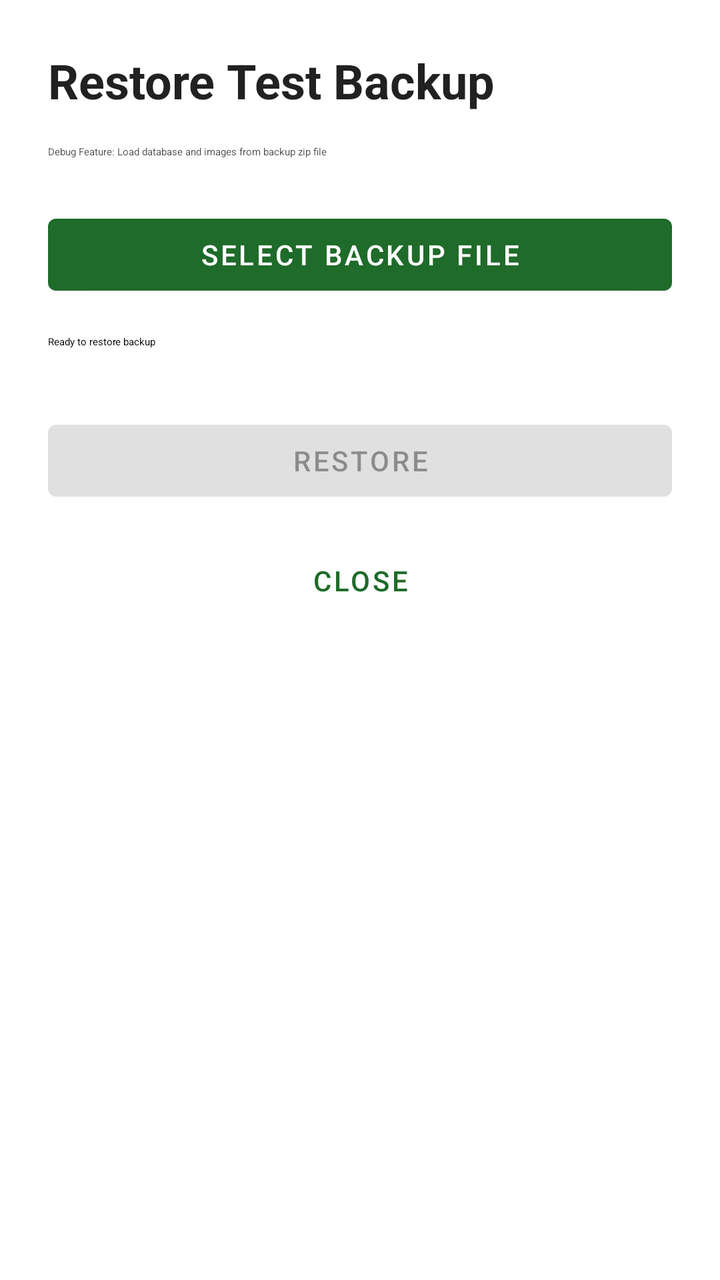
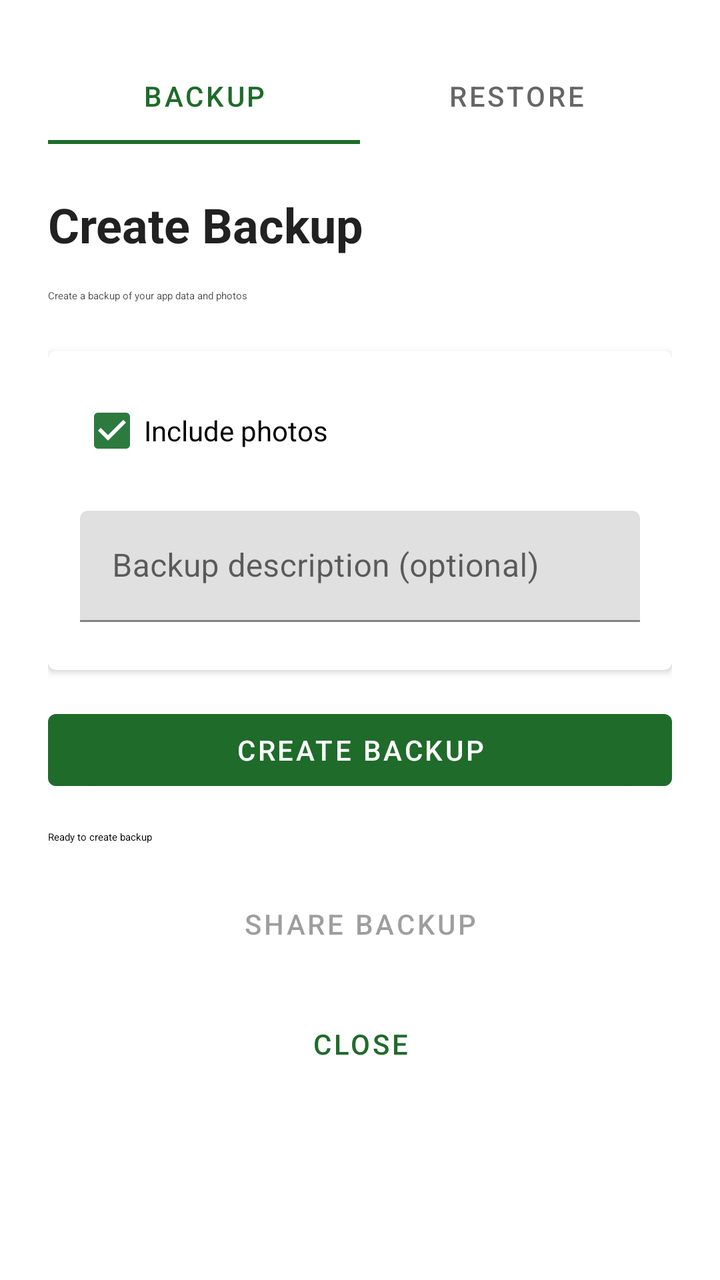

Two renders of the same Android screen: before a commit and after it. Below are the layout's source before the change and the commit's diff.
<!-- AndroidManifest.xml: application theme Theme.PEVPlugShare -->
<!-- res/layout/fragment_backup_restore.xml -->
<?xml version="1.0" encoding="utf-8"?>
<LinearLayout xmlns:android="http://schemas.android.com/apk/res/android"
    xmlns:app="http://schemas.android.com/apk/res-auto"
    android:layout_width="match_parent"
    android:layout_height="match_parent"
    android:orientation="vertical"
    android:padding="24dp">

    <TextView
        android:layout_width="match_parent"
        android:layout_height="wrap_content"
        android:text="Restore Test Backup"
        android:textAppearance="?attr/textAppearanceHeadline5"
        android:textStyle="bold"
        android:layout_marginBottom="16dp" />

    <TextView
        android:layout_width="match_parent"
        android:layout_height="wrap_content"
        android:text="Debug Feature: Load database and images from backup zip file"
        android:textAppearance="?attr/textAppearanceBodySmall"
        android:alpha="0.7"
        android:layout_marginBottom="24dp" />

    <Button
        android:id="@+id/selectFileButton"
        style="@style/Widget.MaterialComponents.Button"
        android:layout_width="match_parent"
        android:layout_height="wrap_content"
        android:text="Select Backup File"
        android:icon="@android:drawable/ic_menu_add"
        android:layout_marginBottom="16dp" />

    <ProgressBar
        android:id="@+id/progressBar"
        style="?android:attr/progressBarStyleHorizontal"
        android:layout_width="match_parent"
        android:layout_height="wrap_content"
        android:layout_marginBottom="16dp"
        android:visibility="gone"
        android:progress="0" />

    <TextView
        android:id="@+id/statusText"
        android:layout_width="match_parent"
        android:layout_height="wrap_content"
        android:text="Ready to restore backup"
        android:textAppearance="?attr/textAppearanceBodyMedium"
        android:layout_marginBottom="16dp" />

    <com.google.android.material.card.MaterialCardView
        android:layout_width="match_parent"
        android:layout_height="wrap_content"
        android:layout_marginBottom="16dp"
        app:cardElevation="2dp">

        <TextView
            android:id="@+id/infoText"
            android:layout_width="match_parent"
            android:layout_height="wrap_content"
            android:padding="16dp"
            android:textAppearance="?attr/textAppearanceBodySmall"
            android:fontFamily="monospace"
            android:visibility="gone" />
    </com.google.android.material.card.MaterialCardView>

    <Button
        android:id="@+id/restoreButton"
        style="@style/Widget.MaterialComponents.Button"
        android:layout_width="match_parent"
        android:layout_height="wrap_content"
        android:text="Restore"
        android:enabled="false"
        android:layout_marginBottom="12dp" />

    <Button
        android:id="@+id/closeButton"
        android:layout_width="match_parent"
        android:layout_height="wrap_content"
        android:text="Close"
        style="?attr/borderlessButtonStyle" />

</LinearLayout>
<!-- resources referenced by this layout -->
<resources>
  <style name="Theme.PEVPlugShare" parent="Theme.MaterialComponents.Light.NoActionBar">
          <item name="colorPrimary">@color/md_theme_primary</item>
          <item name="colorSecondary">@color/md_theme_secondary</item>
          <item name="colorError">@color/md_theme_error</item>
      </style>
  <color name="md_theme_primary">#1f6b2a</color>
  <color name="md_theme_secondary">#2d7a3f</color>
  <color name="md_theme_error">#c00000</color>
</resources>

<!-- the commit's change to res/layout/fragment_backup_restore.xml (unified diff, before → after) -->
@@ -1,83 +1,228 @@
 <?xml version="1.0" encoding="utf-8"?>
-<LinearLayout xmlns:android="http://schemas.android.com/apk/res/android"
+<ScrollView xmlns:android="http://schemas.android.com/apk/res/android"
     xmlns:app="http://schemas.android.com/apk/res-auto"
     android:layout_width="match_parent"
-    android:layout_height="match_parent"
-    android:orientation="vertical"
-    android:padding="24dp">
-
-    <TextView
+    android:layout_height="match_parent">
+
+    <LinearLayout
         android:layout_width="match_parent"
         android:layout_height="wrap_content"
-        android:text="Restore Test Backup"
-        android:textAppearance="?attr/textAppearanceHeadline5"
-        android:textStyle="bold"
-        android:layout_marginBottom="16dp" />
-
-    <TextView
-        android:layout_width="match_parent"
-        android:layout_height="wrap_content"
-        android:text="Debug Feature: Load database and images from backup zip file"
-        android:textAppearance="?attr/textAppearanceBodySmall"
-        android:alpha="0.7"
-        android:layout_marginBottom="24dp" />
-
-    <Button
-        android:id="@+id/selectFileButton"
-        style="@style/Widget.MaterialComponents.Button"
-        android:layout_width="match_parent"
-        android:layout_height="wrap_content"
-        android:text="Select Backup File"
-        android:icon="@android:drawable/ic_menu_add"
-        android:layout_marginBottom="16dp" />
-
-    <ProgressBar
-        android:id="@+id/progressBar"
-        style="?android:attr/progressBarStyleHorizontal"
-        android:layout_width="match_parent"
-        android:layout_height="wrap_content"
-        android:layout_marginBottom="16dp"
-        android:visibility="gone"
-        android:progress="0" />
-
-    <TextView
-        android:id="@+id/statusText"
-        android:layout_width="match_parent"
-        android:layout_height="wrap_content"
-        android:text="Ready to restore backup"
-        android:textAppearance="?attr/textAppearanceBodyMedium"
-        android:layout_marginBottom="16dp" />
-
-    <com.google.android.material.card.MaterialCardView
-        android:layout_width="match_parent"
-        android:layout_height="wrap_content"
-        android:layout_marginBottom="16dp"
-        app:cardElevation="2dp">
-
-        <TextView
-            android:id="@+id/infoText"
-            android:layout_width="match_parent"
-            android:layout_height="wrap_content"
-            android:padding="16dp"
-            android:textAppearance="?attr/textAppearanceBodySmall"
-            android:fontFamily="monospace"
-            android:visibility="gone" />
-    </com.google.android.material.card.MaterialCardView>
-
-    <Button
-        android:id="@+id/restoreButton"
-        style="@style/Widget.MaterialComponents.Button"
-        android:layout_width="match_parent"
-        android:layout_height="wrap_content"
-        android:text="Restore"
-        android:enabled="false"
-        android:layout_marginBottom="12dp" />
-
-    <Button
-        android:id="@+id/closeButton"
-        android:layout_width="match_parent"
-        android:layout_height="wrap_content"
-        android:text="Close"
-        style="?attr/borderlessButtonStyle" />
-
-</LinearLayout>
+        android:orientation="vertical"
+        android:padding="24dp">
+
+        <com.google.android.material.tabs.TabLayout
+            android:id="@+id/modeTabLayout"
+            android:layout_width="match_parent"
+            android:layout_height="wrap_content"
+            android:layout_marginBottom="24dp"
+            app:tabMode="fixed">
+
+            <com.google.android.material.tabs.TabItem
+                android:layout_width="wrap_content"
+                android:layout_height="wrap_content"
+                android:text="Backup" />
+
+            <com.google.android.material.tabs.TabItem
+                android:layout_width="wrap_content"
+                android:layout_height="wrap_content"
+                android:text="Restore" />
+        </com.google.android.material.tabs.TabLayout>
+
+        
+        <LinearLayout
+            android:id="@+id/backupModeContainer"
+            android:layout_width="match_parent"
+            android:layout_height="wrap_content"
+            android:orientation="vertical"
+            android:visibility="visible">
+
+            <TextView
+                android:layout_width="match_parent"
+                android:layout_height="wrap_content"
+                android:text="Create Backup"
+                android:textAppearance="?attr/textAppearanceHeadline5"
+                android:textStyle="bold"
+                android:layout_marginBottom="16dp" />
+
+            <TextView
+                android:layout_width="match_parent"
+                android:layout_height="wrap_content"
+                android:text="Create a backup of your app data and photos"
+                android:textAppearance="?attr/textAppearanceBodySmall"
+                android:alpha="0.7"
+                android:layout_marginBottom="24dp" />
+
+            <com.google.android.material.card.MaterialCardView
+                android:layout_width="match_parent"
+                android:layout_height="wrap_content"
+                android:layout_marginBottom="16dp"
+                app:cardElevation="2dp">
+
+                <LinearLayout
+                    android:layout_width="match_parent"
+                    android:layout_height="wrap_content"
+                    android:orientation="vertical"
+                    android:padding="16dp">
+
+                    <CheckBox
+                        android:id="@+id/includePhotosCheckbox"
+                        android:layout_width="match_parent"
+                        android:layout_height="wrap_content"
+                        android:text="Include photos"
+                        android:checked="true"
+                        android:layout_marginBottom="16dp" />
+
+                    <com.google.android.material.textfield.TextInputLayout
+                        android:layout_width="match_parent"
+                        android:layout_height="wrap_content"
+                        android:hint="Backup description (optional)"
+                        android:layout_marginBottom="8dp">
+
+                        <com.google.android.material.textfield.TextInputEditText
+                            android:id="@+id/backupDescriptionInput"
+                            android:layout_width="match_parent"
+                            android:layout_height="wrap_content"
+                            android:inputType="text" />
+                    </com.google.android.material.textfield.TextInputLayout>
+                </LinearLayout>
+            </com.google.android.material.card.MaterialCardView>
+
+            <Button
+                android:id="@+id/createBackupButton"
+                style="@style/Widget.MaterialComponents.Button"
+                android:layout_width="match_parent"
+                android:layout_height="wrap_content"
+                android:text="Create Backup"
+                android:layout_marginBottom="16dp" />
+
+            <ProgressBar
+                android:id="@+id/backupProgressBar"
+                style="?android:attr/progressBarStyleHorizontal"
+                android:layout_width="match_parent"
+                android:layout_height="wrap_content"
+                android:layout_marginBottom="16dp"
+                android:visibility="gone"
+                android:progress="0" />
+
+            <TextView
+                android:id="@+id/backupStatusText"
+                android:layout_width="match_parent"
+                android:layout_height="wrap_content"
+                android:text="Ready to create backup"
+                android:textAppearance="?attr/textAppearanceBodyMedium"
+                android:layout_marginBottom="16dp" />
+
+            <com.google.android.material.card.MaterialCardView
+                android:id="@+id/backupInfoCard"
+                android:layout_width="match_parent"
+                android:layout_height="wrap_content"
+                android:layout_marginBottom="16dp"
+                android:visibility="gone"
+                app:cardElevation="2dp">
+
+                <TextView
+                    android:id="@+id/backupInfoText"
+                    android:layout_width="match_parent"
+                    android:layout_height="wrap_content"
+                    android:padding="16dp"
+                    android:textAppearance="?attr/textAppearanceBodySmall"
+                    android:fontFamily="monospace" />
+            </com.google.android.material.card.MaterialCardView>
+
+            <Button
+                android:id="@+id/shareBackupButton"
+                style="?attr/borderlessButtonStyle"
+                android:layout_width="match_parent"
+                android:layout_height="wrap_content"
+                android:text="Share Backup"
+                android:enabled="false"
+                android:layout_marginBottom="12dp" />
+
+        </LinearLayout>
+
+        
+        <LinearLayout
+            android:id="@+id/restoreModeContainer"
+            android:layout_width="match_parent"
+            android:layout_height="wrap_content"
+            android:orientation="vertical"
+            android:visibility="gone">
+
+            <TextView
+                android:layout_width="match_parent"
+                android:layout_height="wrap_content"
+                android:text="Restore Backup"
+                android:textAppearance="?attr/textAppearanceHeadline5"
+                android:textStyle="bold"
+                android:layout_marginBottom="16dp" />
+
+            <TextView
+                android:layout_width="match_parent"
+                android:layout_height="wrap_content"
+                android:text="Load database and images from backup zip file"
+                android:textAppearance="?attr/textAppearanceBodySmall"
+                android:alpha="0.7"
+                android:layout_marginBottom="24dp" />
+
+            <Button
+                android:id="@+id/selectFileButton"
+                style="@style/Widget.MaterialComponents.Button"
+                android:layout_width="match_parent"
+                android:layout_height="wrap_content"
+                android:text="Select Backup File"
+                android:icon="@android:drawable/ic_menu_add"
+                android:layout_marginBottom="16dp" />
+
+            <ProgressBar
+                android:id="@+id/progressBar"
+                style="?android:attr/progressBarStyleHorizontal"
+                android:layout_width="match_parent"
+                android:layout_height="wrap_content"
+                android:layout_marginBottom="16dp"
+                android:visibility="gone"
+                android:progress="0" />
+
+            <TextView
+                android:id="@+id/statusText"
+                android:layout_width="match_parent"
+                android:layout_height="wrap_content"
+                android:text="Ready to restore backup"
+                android:textAppearance="?attr/textAppearanceBodyMedium"
+                android:layout_marginBottom="16dp" />
+
+            <com.google.android.material.card.MaterialCardView
+                android:layout_width="match_parent"
+                android:layout_height="wrap_content"
+                android:layout_marginBottom="16dp"
+                app:cardElevation="2dp">
+
+                <TextView
+                    android:id="@+id/infoText"
+                    android:layout_width="match_parent"
+                    android:layout_height="wrap_content"
+                    android:padding="16dp"
+                    android:textAppearance="?attr/textAppearanceBodySmall"
+                    android:fontFamily="monospace"
+                    android:visibility="gone" />
+            </com.google.android.material.card.MaterialCardView>
+
+            <Button
+                android:id="@+id/restoreButton"
+                style="@style/Widget.MaterialComponents.Button"
+                android:layout_width="match_parent"
+                android:layout_height="wrap_content"
+                android:text="Restore"
+                android:enabled="false"
+                android:layout_marginBottom="12dp" />
+
+        </LinearLayout>
+
+        <Button
+            android:id="@+id/closeButton"
+            android:layout_width="match_parent"
+            android:layout_height="wrap_content"
+            android:text="Close"
+            style="?attr/borderlessButtonStyle" />
+
+    </LinearLayout>
+</ScrollView>
